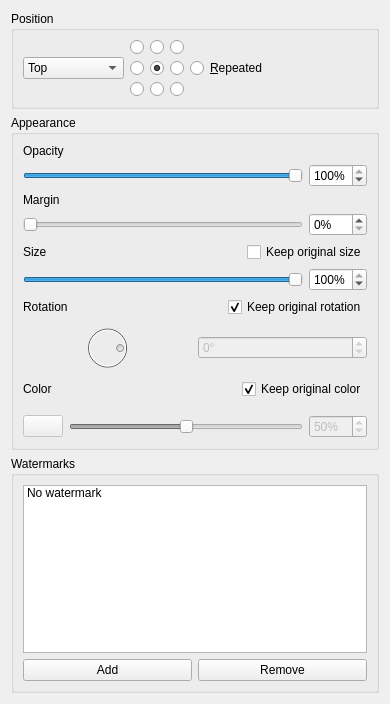
Qt form ui/watermarkform.ui (hgruniaux/Watermark) before a commit.
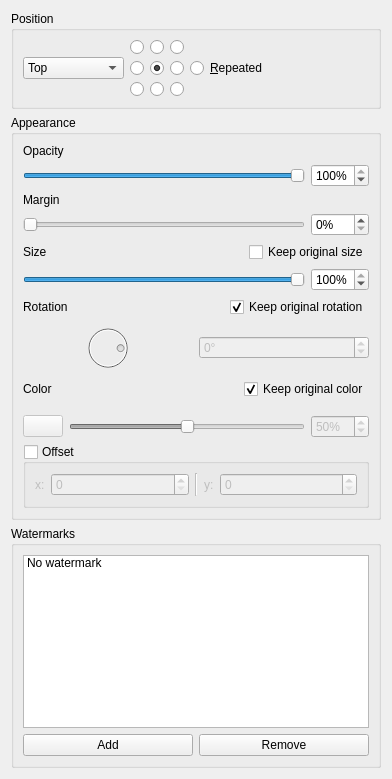
The same form after that commit. Icons and pictures are not drawn.

Commit message:
Replace "margin" by an "offset" field.
This commit replaces the old "margin" mechanism by a new more powerful
"offset" field. Before, when margin was used, the watermark was moved
by a few percent from its position toward the center of the image. Now,
with the new offset field, we can move the watermark in any direction,
and by any amount of pixels.

What changed in the file:
```diff
--- a/ui/watermarkform.ui
+++ b/ui/watermarkform.ui
@@ -6,8 +6,8 @@
    <rect>
     <x>0</x>
     <y>0</y>
-    <width>390</width>
-    <height>704</height>
+    <width>392</width>
+    <height>779</height>
    </rect>
   </property>
   <property name="windowTitle">
@@ -560,6 +560,48 @@
         </item>
        </layout>
       </item>
+      <item>
+       <widget class="QGroupBox" name="offsetGroupBox">
+        <property name="title">
+         <string>Offset</string>
+        </property>
+        <property name="checkable">
+         <bool>true</bool>
+        </property>
+        <property name="checked">
+         <bool>false</bool>
+        </property>
+        <layout class="QHBoxLayout" name="horizontalLayout_11" stretch="0,1,0,0,1">
+         <item>
+          <widget class="QLabel" name="label_6">
+           <property name="text">
+            <string>x:</string>
+           </property>
+          </widget>
+         </item>
+         <item>
+          <widget class="QSpinBox" name="xOffsetSpinBox"/>
+         </item>
+         <item>
+          <widget class="Line" name="line">
+           <property name="orientation">
+            <enum>Qt::Vertical</enum>
+           </property>
+          </widget>
+         </item>
+         <item>
+          <widget class="QLabel" name="label_7">
+           <property name="text">
+            <string>y:</string>
+           </property>
+          </widget>
+         </item>
+         <item>
+          <widget class="QSpinBox" name="yOffsetSpinBox"/>
+         </item>
+        </layout>
+       </widget>
+      </item>
      </layout>
     </widget>
    </item>
```
Left out of the diff: 9 changed lines with no effect on the pictures. The commit also changes 7 other files.
